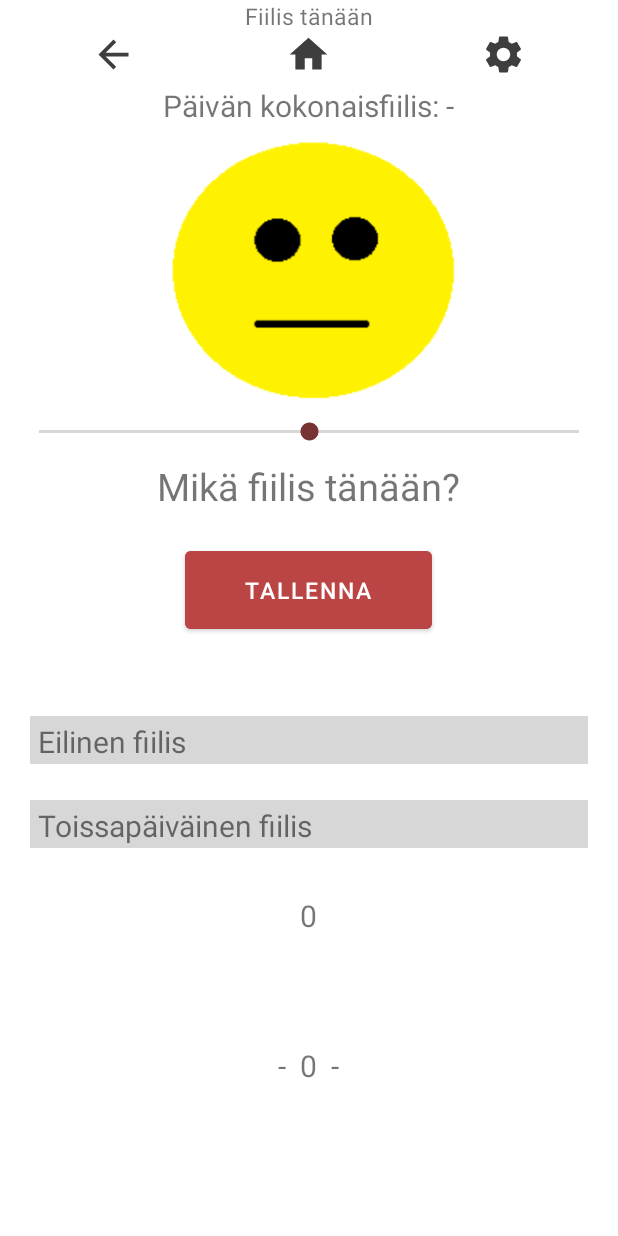
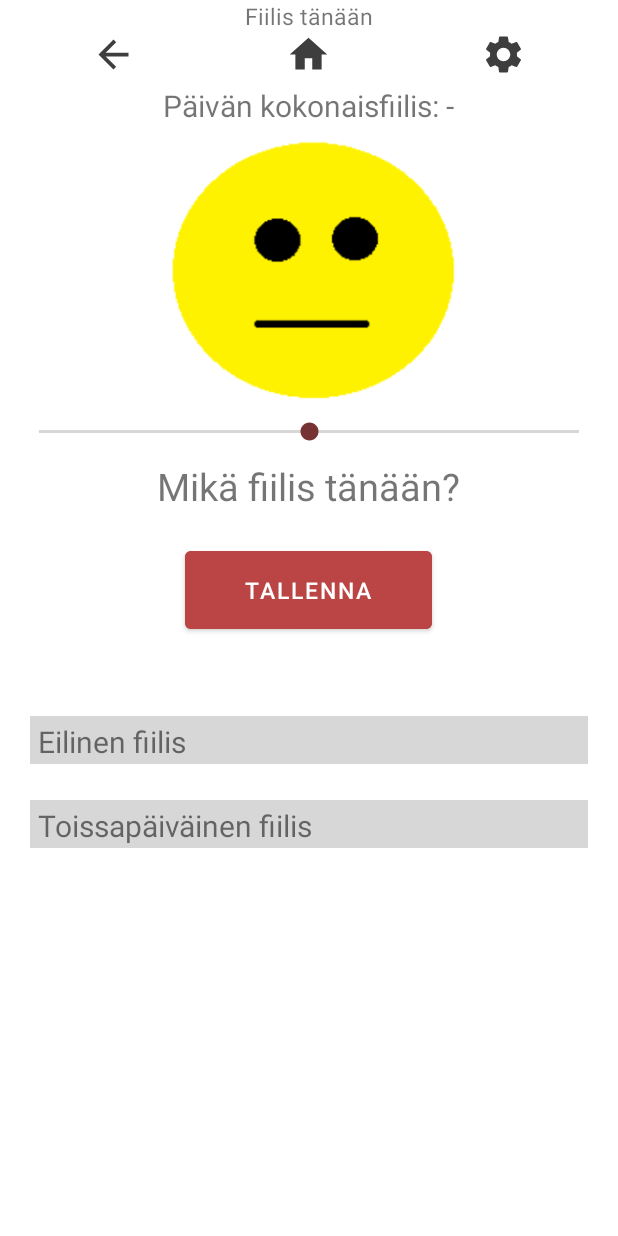
Before and after one commit to duriel666/HyvinVointiAppsi, an Android app: the MainFiilis screen opened directly, with no data from a screen before it, on a phone screen of 412 x 824 dp. Run offline under Robolectric (Android 15) with nearby library versions, the phone set to English and light mode, and no system bars; 13 statements that could not run were skipped.

Commit message:
säätöä

```diff
--- a/app/src/main/java/mobiili/projekti/MainFiilis.java
+++ b/app/src/main/java/mobiili/projekti/MainFiilis.java
@@ -21,7 +21,6 @@ public class MainFiilis extends AppCompatActivity {
 
     Button tallenna;
     SeekBar fiilisAsteikko;
-    TextView fiilisArvo;
     ImageView image;
     ImageButton takaisin, koti, asetukset;
 
@@ -39,8 +38,6 @@ public class MainFiilis extends AppCompatActivity {
         image = findViewById(R.id.fiilisKuva);
         image.setImageResource(R.drawable.ok);
         fiilisAsteikko = findViewById(R.id.fiilisAsteikko);
-        fiilisArvo = findViewById(R.id.fiilisArvo);
-        fiilisArvo.setText("-  " + fiilisAsteikko.getProgress() + "  -");
 
         fiilisToday.clear();
         fiilisToday.addAll(DB.getFiilisToday(tunnus));
@@ -56,11 +53,9 @@ public class MainFiilis extends AppCompatActivity {
             String fiilisNyt = fiilisToday.get(index2 - 1);
             int kohta = Integer.parseInt(fiilisNyt);
             fiilisAsteikko.setProgress(kohta);
-            fiilisArvo.setText("-  " + fiilisAsteikko.getProgress() + "  -");
             naama(kohta);
         } else {
             fiilisAsteikko.setProgress(0);
-            fiilisArvo.setText("-  " + fiilisAsteikko.getProgress() + "  -");
         }
 
         TextView fiilisTanaan = findViewById(R.id.fiilisTanaan);
@@ -81,12 +76,10 @@ public class MainFiilis extends AppCompatActivity {
 
             @Override
             public void onStartTrackingTouch(SeekBar seekBar) {
-                fiilisArvo.setText("-  " + arvo + "  -");
             }
 
             @Override
             public void onStopTrackingTouch(SeekBar seekBar) {
-                fiilisArvo.setText("-  " + arvo + "  -");
             }
         });
 
@@ -94,11 +87,9 @@ public class MainFiilis extends AppCompatActivity {
         ProgressBar d2 = findViewById(R.id.d2);
         ArrayList<String> historia = DB.getFiilisHistoria(tunnus);
         int index = historia.size();
-        TextView testi = findViewById(R.id.fiilisArvo2);
         if (index > 0) {
             int eilen = (Integer.parseInt(historia.get(0)) + 100) / 2;
             d1.setProgress(eilen);
-            testi.setText(Integer.toString(historia.size()) + " " + historia.get(0) + " " + eilen);
             if (Integer.parseInt(historia.get(0)) < 50) {
                 d1.getProgressDrawable().setColorFilter(Color.RED, android.graphics.PorterDuff.Mode.SRC_IN);
             }
--- a/app/src/main/java/mobiili/projekti/MainJumppa.java
+++ b/app/src/main/java/mobiili/projekti/MainJumppa.java
@@ -84,12 +84,12 @@ public class MainJumppa extends AppCompatActivity {
         liikuttuAikaMin = findViewById(R.id.liikuttuAikaMin);
         tallenna.setOnClickListener(v ->
         {
-            if (liikuttuAikaH == null) {
+            if (liikuttuAikaH.getText().toString().equals("")) {
                 liikuttuH2 = 0;
             } else {
                 liikuttuH2 = Integer.parseInt(liikuttuAikaH.getText().toString());
             }
-            if (liikuttuAikaMin == null) {
+            if (liikuttuAikaMin.getText().toString().equals("")) {
                 liikuttuMin2 = 0;
             } else {
                 liikuttuMin2 = Integer.parseInt(liikuttuAikaMin.getText().toString());
--- a/app/src/main/res/anim/d_in.xml
+++ b/app/src/main/res/anim/d_in.xml
@@ -2,7 +2,7 @@
 
 <set xmlns:android="http://schemas.android.com/apk/res/android">
     <translate
-        android:duration="600"
+        android:duration="400"
         android:fromYDelta="100%"
         android:toYDelta="0%" />
 </set>
--- a/app/src/main/res/anim/d_out.xml
+++ b/app/src/main/res/anim/d_out.xml
@@ -2,7 +2,7 @@
 
 <set xmlns:android="http://schemas.android.com/apk/res/android">
     <translate
-        android:duration="600"
+        android:duration="400"
         android:fromYDelta="0%"
         android:toYDelta="100%" />
 </set>
--- a/app/src/main/res/anim/f_in.xml
+++ b/app/src/main/res/anim/f_in.xml
@@ -3,7 +3,7 @@
 <set xmlns:android="http://schemas.android.com/apk/res/android">
     android:interpolator="@android:anim/bounce_interpolator" >
     <alpha
-        android:duration="600"
+        android:duration="640"
         android:fromAlpha="0.0"
         android:toAlpha="1.0" />
 </set>
--- a/app/src/main/res/anim/f_out.xml
+++ b/app/src/main/res/anim/f_out.xml
@@ -3,7 +3,7 @@
 <set xmlns:android="http://schemas.android.com/apk/res/android">
     android:interpolator="@android:anim/bounce_interpolator" >
     <alpha
-        android:duration="600"
+        android:duration="400"
         android:fromAlpha="1.0"
         android:toAlpha="0.0" />
 </set>
--- a/app/src/main/res/anim/l_in.xml
+++ b/app/src/main/res/anim/l_in.xml
@@ -2,7 +2,7 @@
 
 <set xmlns:android="http://schemas.android.com/apk/res/android">
     <translate
-        android:duration="600"
+        android:duration="400"
         android:fromXDelta="-100%"
         android:toXDelta="0%" />
 </set>
--- a/app/src/main/res/anim/l_out.xml
+++ b/app/src/main/res/anim/l_out.xml
@@ -2,7 +2,7 @@
 
 <set xmlns:android="http://schemas.android.com/apk/res/android">
     <translate
-        android:duration="600"
+        android:duration="400"
         android:fromXDelta="0%"
         android:toXDelta="-100%" />
 </set>
--- a/app/src/main/res/anim/r_in.xml
+++ b/app/src/main/res/anim/r_in.xml
@@ -2,7 +2,7 @@
 
 <set xmlns:android="http://schemas.android.com/apk/res/android">
     <translate
-        android:duration="600"
+        android:duration="400"
         android:fromXDelta="100%"
         android:toXDelta="0%" />
 </set>
--- a/app/src/main/res/anim/r_out.xml
+++ b/app/src/main/res/anim/r_out.xml
@@ -2,7 +2,7 @@
 
 <set xmlns:android="http://schemas.android.com/apk/res/android">
     <translate
-        android:duration="600"
+        android:duration="400"
         android:fromXDelta="0%"
         android:toXDelta="100%" />
 </set>
--- a/app/src/main/res/anim/u_in.xml
+++ b/app/src/main/res/anim/u_in.xml
@@ -2,7 +2,7 @@
 
 <set xmlns:android="http://schemas.android.com/apk/res/android">
     <translate
-        android:duration="600"
+        android:duration="400"
         android:fromYDelta="-100%"
         android:toYDelta="0%" />
 </set>
--- a/app/src/main/res/anim/u_out.xml
+++ b/app/src/main/res/anim/u_out.xml
@@ -2,7 +2,7 @@
 
 <set xmlns:android="http://schemas.android.com/apk/res/android">
     <translate
-        android:duration="600"
+        android:duration="400"
         android:fromYDelta="0%"
         android:toYDelta="-100%" />
 </set>
--- a/app/src/main/res/layout/activity_main_fiilis.xml
+++ b/app/src/main/res/layout/activity_main_fiilis.xml
@@ -82,26 +82,6 @@
         android:layout_centerHorizontal="true"
         android:layout_marginTop="5dp" />
 
-    <TextView
-        android:id="@+id/fiilisArvo"
-        android:layout_width="wrap_content"
-        android:layout_height="wrap_content"
-        android:layout_below="@id/fiilisAsteikko"
-        android:layout_centerHorizontal="true"
-        android:layout_marginTop="400dp"
-        android:text="0"
-        android:textSize="20sp" />
-
-    <TextView
-        android:id="@+id/fiilisArvo2"
-        android:layout_width="wrap_content"
-        android:layout_height="wrap_content"
-        android:layout_below="@id/fiilisAsteikko"
-        android:layout_centerHorizontal="true"
-        android:layout_marginTop="300dp"
-        android:text="0"
-        android:textSize="20sp" />
-
     <SeekBar
         android:id="@+id/fiilisAsteikko"
         android:layout_width="match_parent"
```
Also changed, not shown: app/src/main/java/mobiili/projekti/MainUni.java (+5 -4 lines), app/src/main/java/mobiili/projekti/MainVesi.java (+22 -7 lines).
